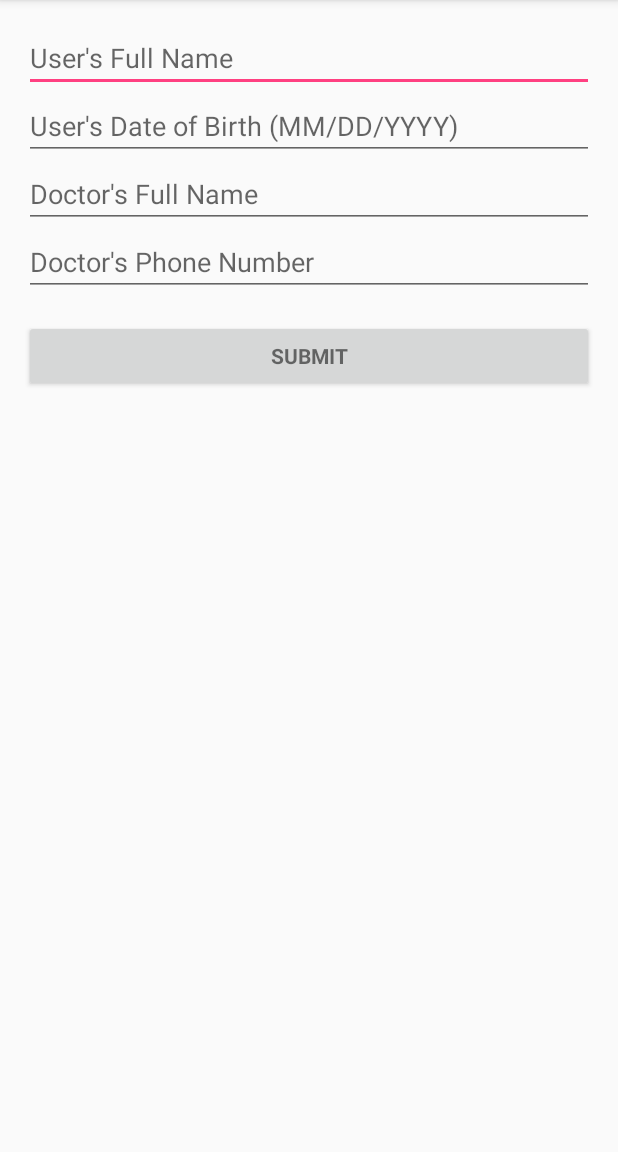
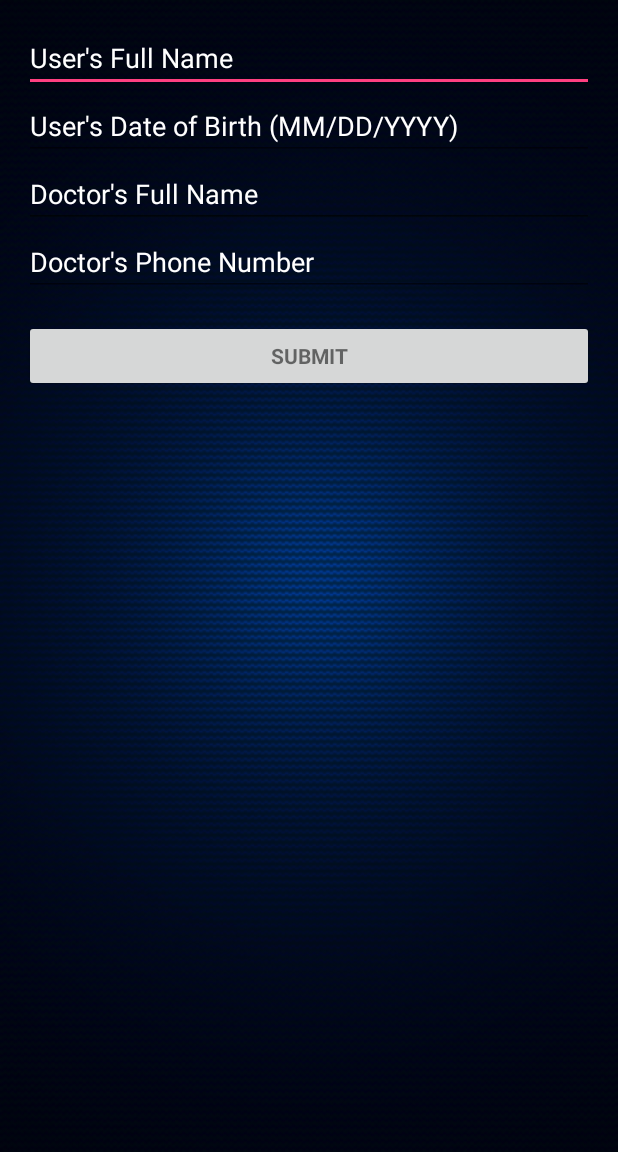
Before and after one commit to rl2745/earlyDementiaFrontEnd, an Android app: the screen it shows after launch (LoginActivity), on a phone screen of 412 x 824 dp, the part 84-1236 px from its top. Run offline under Robolectric (Android 15) with nearby library versions, the phone set to English and light mode, and no system bars.

Commit message:
Made Prettier GUI.

```diff
--- a/app/src/main/java/rl2745/earlydementiadetection/AnalyzingActivity.java
+++ b/app/src/main/java/rl2745/earlydementiadetection/AnalyzingActivity.java
@@ -1,6 +1,7 @@
 package rl2745.earlydementiadetection;
 
 import android.content.Intent;
+import android.graphics.Color;
 import android.os.Bundle;
 import android.support.v7.app.AppCompatActivity;
 import android.telephony.SmsManager;
@@ -24,6 +25,7 @@ public class AnalyzingActivity extends AppCompatActivity {
         String standardMessage = "Analyzing Habits - Run App in Background";
         TextView textView = new TextView(this);
         textView.setTextSize(20);
+        textView.setTextColor(Color.WHITE);
         textView.setText(standardMessage);
 
         RelativeLayout layout = (RelativeLayout) findViewById(R.id.standardMessage);
--- a/app/src/main/java/rl2745/earlydementiadetection/ConfirmationActivity.java
+++ b/app/src/main/java/rl2745/earlydementiadetection/ConfirmationActivity.java
@@ -1,6 +1,7 @@
 package rl2745.earlydementiadetection;
 
 import android.content.Intent;
+import android.graphics.Color;
 import android.os.Bundle;
 import android.support.v7.app.AppCompatActivity;
 import android.view.View;
@@ -24,6 +25,7 @@ public class ConfirmationActivity extends AppCompatActivity {
                 " notify your doctor if we detect signs of early dementia.";
         TextView textView = new TextView(this);
         textView.setTextSize(20);
+        textView.setTextColor(Color.WHITE);
         textView.setText(introduction);
 
         RelativeLayout layout = (RelativeLayout) findViewById(R.id.confirmation);
--- a/app/src/main/java/rl2745/earlydementiadetection/NotificationActivity.java
+++ b/app/src/main/java/rl2745/earlydementiadetection/NotificationActivity.java
@@ -1,6 +1,7 @@
 package rl2745.earlydementiadetection;
 
 import android.content.Intent;
+import android.graphics.Color;
 import android.os.Bundle;
 import android.support.v7.app.AppCompatActivity;
 import android.widget.RelativeLayout;
@@ -21,6 +22,7 @@ public class NotificationActivity extends AppCompatActivity {
         String notificationText = "Anomalous Behavior Detected - Your Doctor Has Been Notified";
         TextView textView = new TextView(this);
         textView.setTextSize(20);
+        textView.setTextColor(Color.WHITE);
         textView.setText(notificationText);
 
         RelativeLayout layout = (RelativeLayout) findViewById(R.id.notification);
--- a/app/src/main/res/layout/activity_login.xml
+++ b/app/src/main/res/layout/activity_login.xml
@@ -3,6 +3,8 @@
     xmlns:tools="http://schemas.android.com/tools"
     android:layout_width="match_parent"
     android:layout_height="match_parent"
+    android:textColor="@android:color/white"
+    android:background="@drawable/mobile_wallpapers_360_640_16"
     android:paddingBottom="@dimen/activity_vertical_margin"
     android:paddingLeft="@dimen/activity_horizontal_margin"
     android:paddingRight="@dimen/activity_horizontal_margin"
@@ -13,6 +15,7 @@
     <EditText android:id="@+id/user_name_field"
         android:layout_width="match_parent"
         android:layout_height="wrap_content"
+        android:textColorHint="#FFFFFF"
         android:hint="@string/prompt_user_name"/>
 
     <EditText
@@ -21,6 +24,7 @@
         android:layout_height="wrap_content"
         android:ems="10"
         android:hint="@string/prompt_user_dob"
+        android:textColorHint="#FFFFFF"
         android:layout_gravity="center_horizontal"
         android:inputType="date" />
 
@@ -30,6 +34,7 @@
         android:layout_width="match_parent"
         android:layout_height="wrap_content"
         android:hint="@string/prompt_doctor_name"
+        android:textColorHint="#FFFFFF"
         android:layout_gravity="center_horizontal" />
 
     <EditText
@@ -37,6 +42,7 @@
         android:layout_width="match_parent"
         android:layout_height="wrap_content"
         android:hint="@string/prompt_doctor_number"
+        android:textColorHint="#FFFFFF"
         android:layout_gravity="center_horizontal"
         android:inputType="phone" />
 
--- a/app/src/main/res/layout/content_analyzing.xml
+++ b/app/src/main/res/layout/content_analyzing.xml
@@ -4,6 +4,8 @@
     android:id="@+id/scroll"
     android:layout_width="fill_parent"
     android:layout_height="fill_parent"
+    android:textColor="@android:color/white"
+    android:background="@drawable/mobile_wallpapers_360_640_16"
     android:paddingTop="70dp">
     <RelativeLayout xmlns:android="http://schemas.android.com/apk/res/android"
         xmlns:app="http://schemas.android.com/apk/res-auto"
--- a/app/src/main/res/layout/content_confirmation.xml
+++ b/app/src/main/res/layout/content_confirmation.xml
@@ -5,6 +5,8 @@
     android:id="@+id/scroll"
     android:layout_width="fill_parent"
     android:layout_height="fill_parent"
+    android:textColor="@android:color/white"
+    android:background="@drawable/mobile_wallpapers_360_640_16"
     android:paddingTop="70dp">
     <RelativeLayout xmlns:android="http://schemas.android.com/apk/res/android"
         xmlns:tools="http://schemas.android.com/tools"
--- a/app/src/main/res/layout/content_notification.xml
+++ b/app/src/main/res/layout/content_notification.xml
@@ -4,6 +4,8 @@
     android:id="@+id/scroll"
     android:layout_width="fill_parent"
     android:layout_height="fill_parent"
+    android:textColor="@android:color/white"
+    android:background="@drawable/mobile_wallpapers_360_640_16"
     android:paddingTop="70dp">
     <RelativeLayout xmlns:android="http://schemas.android.com/apk/res/android"
         xmlns:app="http://schemas.android.com/apk/res-auto"
--- a/app/src/main/res/values/styles.xml
+++ b/app/src/main/res/values/styles.xml
@@ -3,6 +3,7 @@
     <!-- Base application theme. -->
     <style name="AppTheme" parent="Theme.AppCompat.Light.DarkActionBar">
         <!-- Customize your theme here. -->
+        <item name="android:textColorPrimary">#FFFFFF</item>
         <item name="colorPrimary">@color/colorPrimary</item>
         <item name="colorPrimaryDark">@color/colorPrimaryDark</item>
         <item name="colorAccent">@color/colorAccent</item>
```
Also changed, not shown: app/src/main/res/drawable/mobile_wallpapers_360_640_16.jpg (added).
